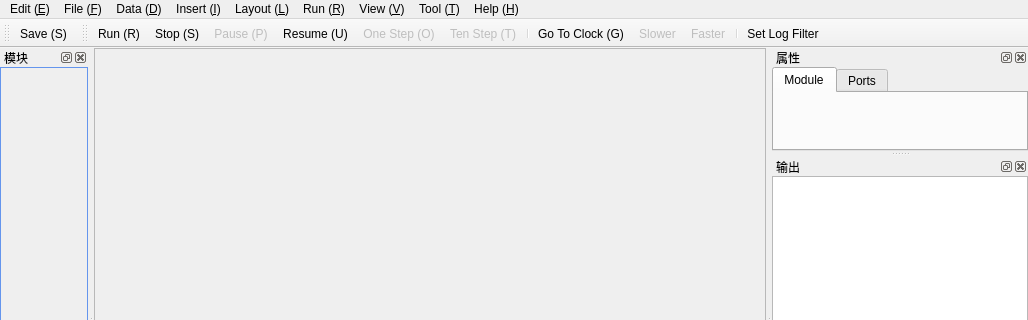
The window that mainwindow.ui (SammyEnigma/Soc-Performance-Evaluation) describes before a commit, drawn with Qt 5; both pictures show x 0 to 1028 and y 0 to 320 of the 1028 by 624 pixel window.
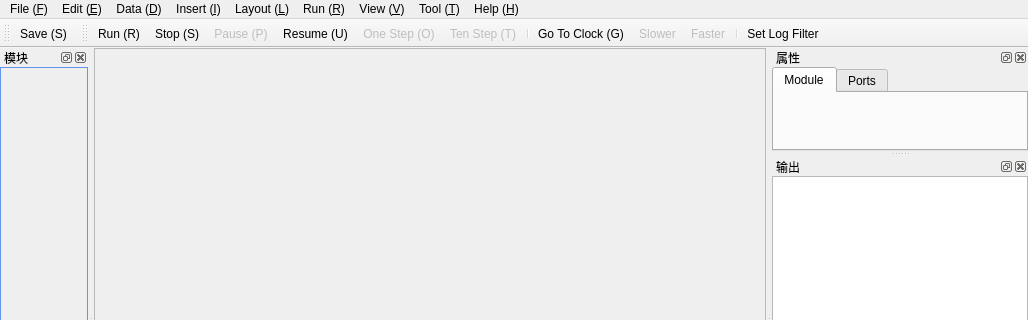
The same window after the commit. Icons and pictures are not drawn. Custom widgets are drawn as their Qt base class.

```diff
--- a/mainwindow.ui
+++ b/mainwindow.ui
@@ -84,7 +84,7 @@
      <x>0</x>
      <y>0</y>
      <width>1028</width>
-     <height>26</height>
+     <height>23</height>
     </rect>
    </property>
    <widget class="QMenu" name="menu">
@@ -246,8 +246,8 @@
     <addaction name="actionAbout"/>
     <addaction name="actionGithub_G"/>
    </widget>
-   <addaction name="menu_2"/>
    <addaction name="menu"/>
+   <addaction name="menu_2"/>
    <addaction name="menu_5"/>
    <addaction name="menu_3"/>
    <addaction name="menu_4"/>
```
Left out of the diff: 12 changed lines with no effect on the pictures.
